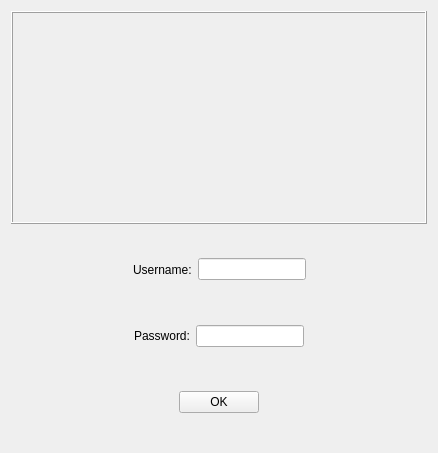
Above: sources/gui/show_capture.ui from louis845/COMP2012H_Project before the change. Below: the same form after it.
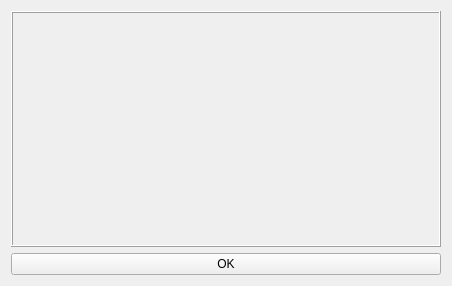
That is the form after the change.

What changed in the file:
```diff
--- a/sources/gui/show_capture.ui
+++ b/sources/gui/show_capture.ui
@@ -6,8 +6,8 @@
    <rect>
     <x>0</x>
     <y>0</y>
-    <width>438</width>
-    <height>453</height>
+    <width>452</width>
+    <height>286</height>
    </rect>
   </property>
   <property name="windowTitle">
@@ -28,136 +28,10 @@
     </widget>
    </item>
    <item>
-    <widget class="QWidget" name="lower_widget" native="true">
-     <layout class="QVBoxLayout" name="verticalLayout">
-      <item>
-       <widget class="QWidget" name="widget" native="true">
-        <layout class="QHBoxLayout" name="horizontalLayout">
-         <item>
-          <spacer name="horizontalSpacer">
-           <property name="orientation">
-            <enum>Qt::Horizontal</enum>
-           </property>
-           <property name="sizeHint" stdset="0">
-            <size>
-             <width>40</width>
-             <height>20</height>
-            </size>
-           </property>
-          </spacer>
-         </item>
-         <item>
-          <widget class="QLabel" name="user_label">
-           <property name="text">
-            <string>Username:</string>
-           </property>
-          </widget>
-         </item>
-         <item>
-          <widget class="QLineEdit" name="user_text"/>
-         </item>
-         <item>
-          <spacer name="horizontalSpacer_2">
-           <property name="orientation">
-            <enum>Qt::Horizontal</enum>
-           </property>
-           <property name="sizeHint" stdset="0">
-            <size>
-             <width>40</width>
-             <height>20</height>
-            </size>
-           </property>
-          </spacer>
-         </item>
-        </layout>
-       </widget>
-      </item>
-      <item>
-       <widget class="QWidget" name="widget_2" native="true">
-        <layout class="QHBoxLayout" name="horizontalLayout_2">
-         <item>
-          <spacer name="horizontalSpacer_3">
-           <property name="orientation">
-            <enum>Qt::Horizontal</enum>
-           </property>
-           <property name="sizeHint" stdset="0">
-            <size>
-             <width>40</width>
-             <height>20</height>
-            </size>
-           </property>
-          </spacer>
-         </item>
-         <item>
-          <widget class="QLabel" name="password_label">
-           <property name="text">
-            <string>Password:</string>
-           </property>
-          </widget>
-         </item>
-         <item>
-          <widget class="QLineEdit" name="password_text">
-           <property name="echoMode">
-            <enum>QLineEdit::Password</enum>
-           </property>
-          </widget>
-         </item>
-         <item>
-          <spacer name="horizontalSpacer_4">
-           <property name="orientation">
-            <enum>Qt::Horizontal</enum>
-           </property>
-           <property name="sizeHint" stdset="0">
-            <size>
-             <width>40</width>
-             <height>20</height>
-            </size>
-           </property>
-          </spacer>
-         </item>
-        </layout>
-       </widget>
-      </item>
-      <item>
-       <widget class="QWidget" name="widget_4" native="true">
-        <layout class="QHBoxLayout" name="horizontalLayout_3">
-         <item>
-          <spacer name="horizontalSpacer_5">
-           <property name="orientation">
-            <enum>Qt::Horizontal</enum>
-           </property>
-           <property name="sizeHint" stdset="0">
-            <size>
-             <width>40</width>
-             <height>20</height>
-            </size>
-           </property>
-          </spacer>
-         </item>
-         <item>
-          <widget class="QPushButton" name="ok">
-           <property name="text">
-            <string>OK</string>
-           </property>
-          </widget>
-         </item>
-         <item>
-          <spacer name="horizontalSpacer_6">
-           <property name="orientation">
-            <enum>Qt::Horizontal</enum>
-           </property>
-           <property name="sizeHint" stdset="0">
-            <size>
-             <width>40</width>
-             <height>20</height>
-            </size>
-           </property>
-          </spacer>
-         </item>
-        </layout>
-       </widget>
-      </item>
-     </layout>
+    <widget class="QPushButton" name="ok">
+     <property name="text">
+      <string>OK</string>
+     </property>
     </widget>
    </item>
   </layout>
```
